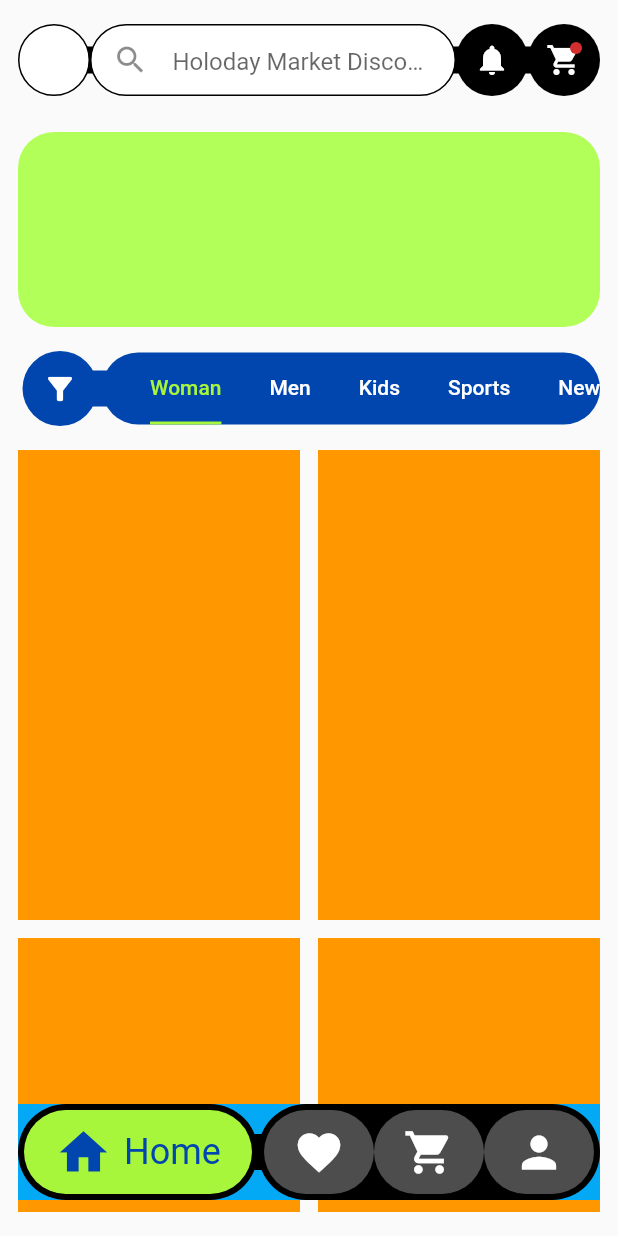
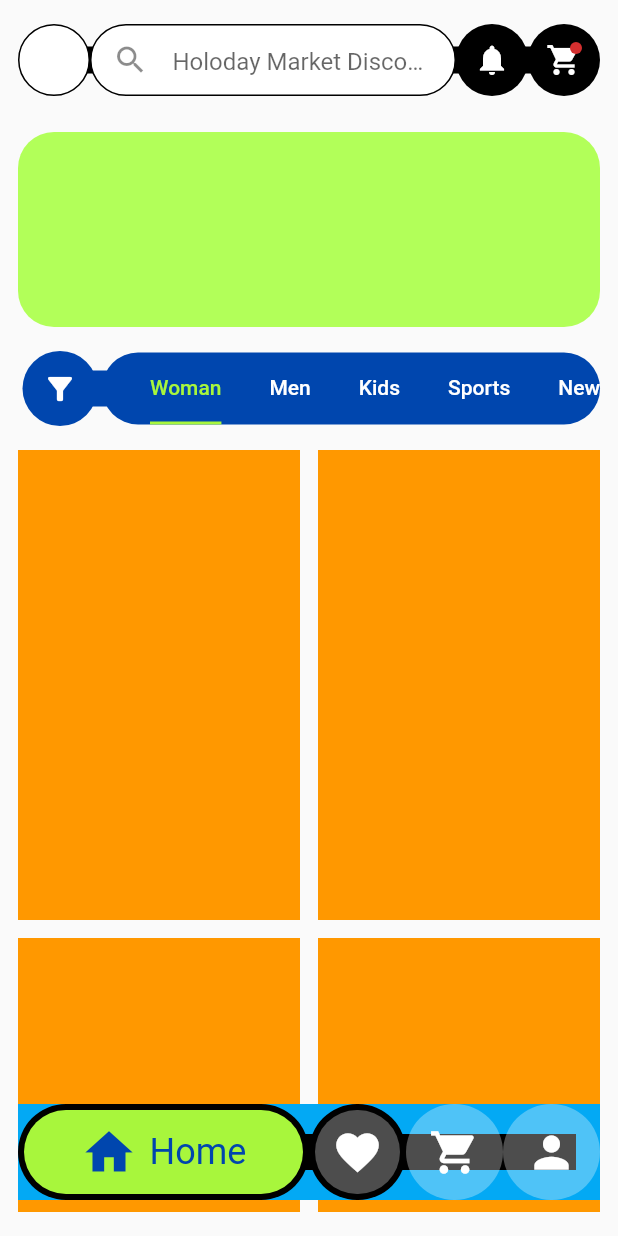
Before and after one commit to JAICHANGPARK/flutter_notebook_chapter_24, a Flutter app: the FashionECommerceMainPage screen opened directly, on a phone screen of 412 x 824 dp. Run offline on Flutter 3.47's test engine with Material 2 defaults, Android fonts, the phone set to English and light mode, and no system bars; our stand-ins replace flutter_riverpod, freezed_annotation, ionicons, percent_indicator; missing offline and left inert: crypto_font_icons; network calls fail.

Commit message:
Update fec_main_page.dart

```diff
--- a/lib/ep1368_fashion_e_commerce_app/view/fec_main_page.dart
+++ b/lib/ep1368_fashion_e_commerce_app/view/fec_main_page.dart
@@ -211,7 +211,9 @@ class _FashionECommerceMainPageState extends State<FashionECommerceMainPage> wit
                       top: 0,
                       child: Row(
                         children: [
-                          Container(
+                          Expanded(
+                            flex: 3,
+                            child: Container(
                               width: 160,
                               decoration: BoxDecoration(
                                 color: Colors.black,
@@ -247,16 +249,14 @@ class _FashionECommerceMainPageState extends State<FashionECommerceMainPage> wit
                                 ),
                               ),
                             ),
+                          ),
                           Expanded(
                             child: Container(
                               decoration: BoxDecoration(
                                 color: Colors.black,
                                 borderRadius: BorderRadius.circular(42),
                               ),
-                            padding: const EdgeInsets.all(4),
-                            child: Row(
-                              children: [
-                                Expanded(
+                              padding: EdgeInsets.all(4),
                               child: Container(
                                 decoration: BoxDecoration(
                                   color: Colors.white.withOpacity(0.3),
@@ -270,6 +270,7 @@ class _FashionECommerceMainPageState extends State<FashionECommerceMainPage> wit
                                     color: Colors.white,
                                     onPressed: () {},
                                     iconSize: 34,
+                                  ),
                                 ),
                               ),
                             ),
@@ -308,9 +309,19 @@ class _FashionECommerceMainPageState extends State<FashionECommerceMainPage> wit
                                   ),
                                 ),
                               )),
-                              ],
-                            ),
-                          ))
+                          // Expanded(
+                          //     child: Container(
+                          //   decoration: BoxDecoration(
+                          //     color: Colors.black,
+                          //     borderRadius: BorderRadius.circular(42),
+                          //   ),
+                          //   padding: const EdgeInsets.all(4),
+                          //   child: Row(
+                          //     children: [
+                          //
+                          //     ],
+                          //   ),
+                          // ))
                         ],
                       ),
                     )
```
Lines whose indentation alone changed are shown as unchanged.
